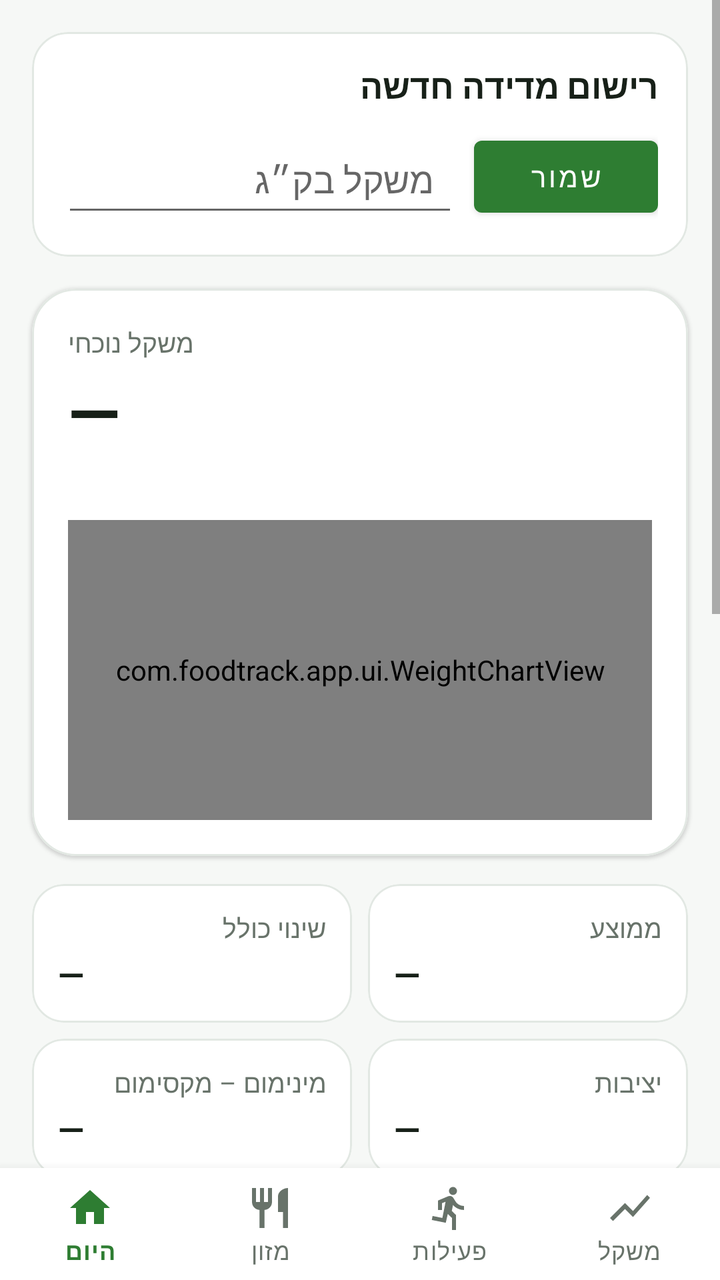
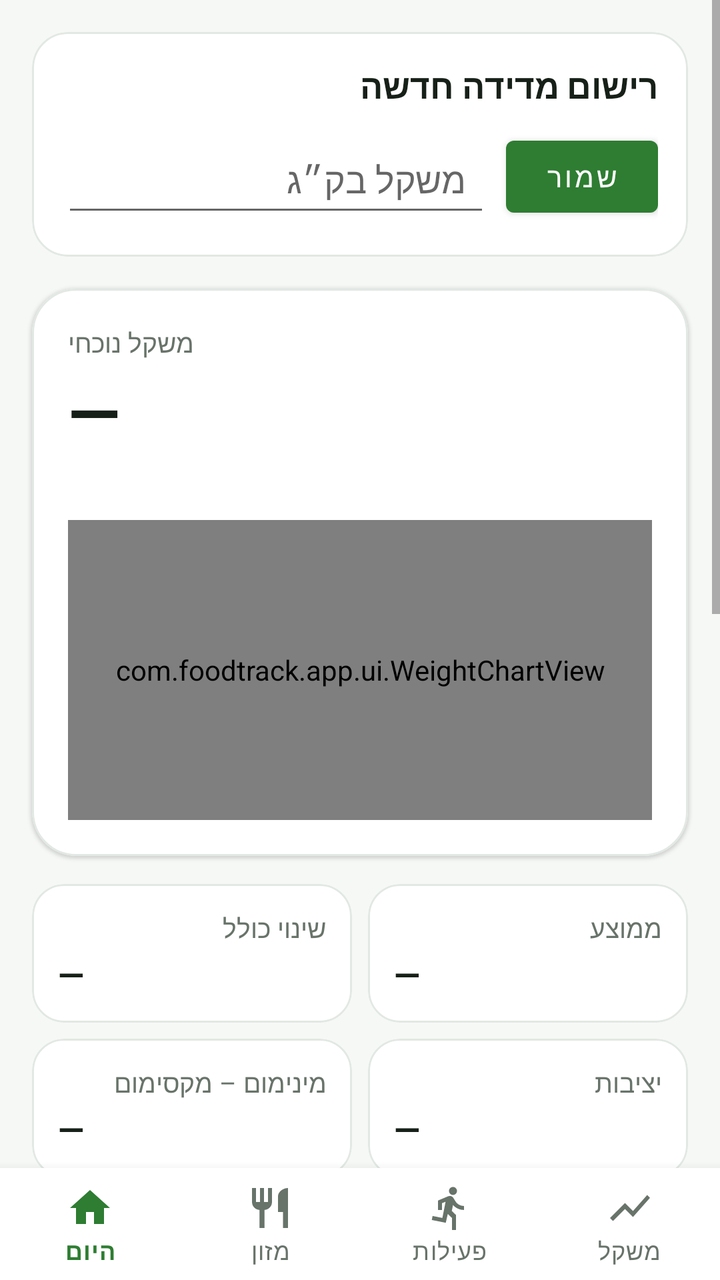

Two renders of the same Android screen: before a commit and after it. Below are the layout's source before the change and the commit's diff.
<!-- AndroidManifest.xml: application theme Theme.FoodTrack -->
<!-- res/layout/activity_weight_stats.xml -->
<?xml version="1.0" encoding="utf-8"?>
<LinearLayout xmlns:android="http://schemas.android.com/apk/res/android"
    xmlns:app="http://schemas.android.com/apk/res-auto"
    android:layout_width="match_parent" android:layout_height="match_parent"
    android:orientation="vertical" android:background="@color/background" android:layoutDirection="locale">

    <ScrollView android:layout_width="match_parent" android:layout_height="0dp" android:layout_weight="1" android:fillViewport="true">
        <LinearLayout android:layout_width="match_parent" android:layout_height="wrap_content" android:orientation="vertical" android:paddingBottom="24dp">
            <com.google.android.material.card.MaterialCardView android:layout_width="match_parent" android:layout_height="wrap_content" android:layout_margin="16dp" app:cardCornerRadius="18dp" app:cardElevation="0dp" app:cardBackgroundColor="@color/surface" app:strokeColor="@color/card_stroke" app:strokeWidth="1dp">
                <LinearLayout android:layout_width="match_parent" android:layout_height="wrap_content" android:padding="15dp" android:orientation="vertical">
                    <TextView android:layout_width="match_parent" android:layout_height="wrap_content" android:text="רישום מדידה חדשה" android:textSize="17sp" android:textStyle="bold" android:textColor="@color/text_primary"/>
                    <LinearLayout android:layout_width="match_parent" android:layout_height="wrap_content" android:layout_marginTop="9dp" android:gravity="center_vertical">
                        <EditText android:id="@+id/editWeight" android:layout_width="0dp" android:layout_height="50dp" android:layout_weight="1" android:hint="משקל בק״ג" android:inputType="numberDecimal" android:paddingStart="12dp" android:paddingEnd="12dp"/>
                        <Button android:id="@+id/buttonSaveWeight" android:layout_width="92dp" android:layout_height="48dp" android:layout_marginStart="8dp" android:text="שמור"/>
                    </LinearLayout>
                </LinearLayout>
            </com.google.android.material.card.MaterialCardView>
            <com.google.android.material.card.MaterialCardView android:layout_width="match_parent" android:layout_height="wrap_content" android:layout_marginStart="16dp" android:layout_marginEnd="16dp" app:cardCornerRadius="22dp" app:cardElevation="1dp" app:cardBackgroundColor="@color/surface" app:strokeColor="@color/card_stroke" app:strokeWidth="1dp">
                <LinearLayout android:layout_width="match_parent" android:layout_height="wrap_content" android:orientation="vertical" android:padding="18dp">
                    <TextView android:layout_width="wrap_content" android:layout_height="wrap_content" android:text="משקל נוכחי" android:textSize="13sp" android:textColor="@color/text_secondary"/>
                    <TextView android:id="@+id/textCurrentWeight" android:layout_width="wrap_content" android:layout_height="wrap_content" android:layout_marginTop="3dp" android:text="—" android:textSize="34sp" android:textStyle="bold" android:textColor="@color/text_primary"/>
                    <TextView android:id="@+id/textLatestChange" android:layout_width="wrap_content" android:layout_height="wrap_content" android:layout_marginTop="2dp" android:textSize="13sp" android:textColor="@color/primary"/>
                    <com.foodtrack.app.ui.WeightChartView android:id="@+id/weightChart" android:layout_width="match_parent" android:layout_height="150dp" android:layout_marginTop="12dp"/>
                </LinearLayout>
            </com.google.android.material.card.MaterialCardView>

            <LinearLayout android:layout_width="match_parent" android:layout_height="wrap_content" android:orientation="horizontal" android:paddingStart="12dp" android:paddingEnd="12dp" android:layout_marginTop="10dp">
                <com.google.android.material.card.MaterialCardView android:layout_width="0dp" android:layout_height="wrap_content" android:layout_weight="1" android:layout_margin="4dp" app:cardCornerRadius="16dp" app:cardElevation="0dp" app:cardBackgroundColor="@color/surface" app:strokeColor="@color/card_stroke" app:strokeWidth="1dp">
                    <LinearLayout android:layout_width="match_parent" android:layout_height="wrap_content" android:padding="13dp" android:orientation="vertical">
                        <TextView android:layout_width="match_parent" android:layout_height="wrap_content" android:text="שינוי כולל" android:textSize="13sp" android:textColor="@color/text_secondary"/>
                        <TextView android:id="@+id/textOverallChange" android:layout_width="match_parent" android:layout_height="wrap_content" android:layout_marginTop="3dp" android:text="—" android:textSize="17sp" android:textStyle="bold" android:textColor="@color/text_primary"/>
                    </LinearLayout>
                </com.google.android.material.card.MaterialCardView>
                <com.google.android.material.card.MaterialCardView android:layout_width="0dp" android:layout_height="wrap_content" android:layout_weight="1" android:layout_margin="4dp" app:cardCornerRadius="16dp" app:cardElevation="0dp" app:cardBackgroundColor="@color/surface" app:strokeColor="@color/card_stroke" app:strokeWidth="1dp">
                    <LinearLayout android:layout_width="match_parent" android:layout_height="wrap_content" android:padding="13dp" android:orientation="vertical">
                        <TextView android:layout_width="match_parent" android:layout_height="wrap_content" android:text="ממוצע" android:textSize="13sp" android:textColor="@color/text_secondary"/>
                        <TextView android:id="@+id/textAverage" android:layout_width="match_parent" android:layout_height="wrap_content" android:layout_marginTop="3dp" android:text="—" android:textSize="17sp" android:textStyle="bold" android:textColor="@color/text_primary"/>
                    </LinearLayout>
                </com.google.android.material.card.MaterialCardView>
            </LinearLayout>
            <LinearLayout android:layout_width="match_parent" android:layout_height="wrap_content" android:orientation="horizontal" android:paddingStart="12dp" android:paddingEnd="12dp">
                <com.google.android.material.card.MaterialCardView android:layout_width="0dp" android:layout_height="wrap_content" android:layout_weight="1" android:layout_margin="4dp" app:cardCornerRadius="16dp" app:cardElevation="0dp" app:cardBackgroundColor="@color/surface" app:strokeColor="@color/card_stroke" app:strokeWidth="1dp">
                    <LinearLayout android:layout_width="match_parent" android:layout_height="wrap_content" android:padding="13dp" android:orientation="vertical">
                        <TextView android:layout_width="match_parent" android:layout_height="wrap_content" android:text="מינימום – מקסימום" android:textSize="13sp" android:textColor="@color/text_secondary"/>
                        <TextView android:id="@+id/textMinMax" android:layout_width="match_parent" android:layout_height="wrap_content" android:layout_marginTop="3dp" android:text="—" android:textSize="17sp" android:textStyle="bold" android:textColor="@color/text_primary"/>
                    </LinearLayout>
                </com.google.android.material.card.MaterialCardView>
                <com.google.android.material.card.MaterialCardView android:layout_width="0dp" android:layout_height="wrap_content" android:layout_weight="1" android:layout_margin="4dp" app:cardCornerRadius="16dp" app:cardElevation="0dp" app:cardBackgroundColor="@color/surface" app:strokeColor="@color/card_stroke" app:strokeWidth="1dp">
                    <LinearLayout android:layout_width="match_parent" android:layout_height="wrap_content" android:padding="13dp" android:orientation="vertical">
                        <TextView android:layout_width="match_parent" android:layout_height="wrap_content" android:text="יציבות" android:textSize="13sp" android:textColor="@color/text_secondary"/>
                        <TextView android:id="@+id/textStability" android:layout_width="match_parent" android:layout_height="wrap_content" android:layout_marginTop="3dp" android:text="—" android:textSize="17sp" android:textStyle="bold" android:textColor="@color/text_primary"/>
                    </LinearLayout>
                </com.google.android.material.card.MaterialCardView>
            </LinearLayout>

            <com.google.android.material.card.MaterialCardView android:layout_width="match_parent" android:layout_height="wrap_content" android:layout_marginStart="16dp" android:layout_marginEnd="16dp" android:layout_marginTop="8dp" app:cardCornerRadius="18dp" app:cardElevation="0dp" app:cardBackgroundColor="@color/surface" app:strokeColor="@color/card_stroke" app:strokeWidth="1dp">
                <LinearLayout android:layout_width="match_parent" android:layout_height="wrap_content" android:padding="15dp" android:orientation="vertical">
                    <TextView android:layout_width="match_parent" android:layout_height="wrap_content" android:text="מגמה" android:textSize="17sp" android:textStyle="bold" android:textColor="@color/text_primary"/>
                    <TextView android:id="@+id/textWeek" android:layout_width="match_parent" android:layout_height="wrap_content" android:layout_marginTop="8dp" android:textSize="14sp" android:textColor="@color/text_secondary"/>
                    <TextView android:id="@+id/textMonth" android:layout_width="match_parent" android:layout_height="wrap_content" android:layout_marginTop="6dp" android:textSize="14sp" android:textColor="@color/text_secondary"/>
                </LinearLayout>
            </com.google.android.material.card.MaterialCardView>



            <com.google.android.material.card.MaterialCardView android:layout_width="match_parent" android:layout_height="wrap_content" android:layout_margin="16dp" app:cardCornerRadius="18dp" app:cardElevation="0dp" app:cardBackgroundColor="@color/surface" app:strokeColor="@color/card_stroke" app:strokeWidth="1dp">
                <LinearLayout android:layout_width="match_parent" android:layout_height="wrap_content" android:padding="15dp" android:orientation="vertical">
                    <TextView android:layout_width="match_parent" android:layout_height="wrap_content" android:text="מחשבון BMI" android:textSize="18sp" android:textStyle="bold" android:textColor="@color/text_primary"/>
                    <TextView android:layout_width="match_parent" android:layout_height="wrap_content" android:layout_marginTop="3dp" android:text="הזינו גובה פעם אחת; המשקל האחרון משמש לחישוב." android:textSize="13sp" android:textColor="@color/text_secondary"/>
                    <LinearLayout android:layout_width="match_parent" android:layout_height="wrap_content" android:layout_marginTop="8dp" android:gravity="center_vertical">
                        <EditText android:id="@+id/editHeight" android:layout_width="0dp" android:layout_height="50dp" android:layout_weight="1" android:hint="גובה בס״מ" android:inputType="numberDecimal"/>
                        <Button android:id="@+id/buttonCalculateBmi" android:layout_width="100dp" android:layout_height="48dp" android:layout_marginStart="8dp" android:text="חשב"/>
                    </LinearLayout>
                    <TextView android:id="@+id/textBmi" android:layout_width="match_parent" android:layout_height="wrap_content" android:layout_marginTop="8dp" android:text="BMI: —" android:textSize="22sp" android:textStyle="bold" android:textColor="@color/text_primary"/>
                    <TextView android:id="@+id/textBmiCategory" android:layout_width="match_parent" android:layout_height="wrap_content" android:layout_marginTop="3dp" android:text="" android:textSize="13sp" android:textColor="@color/text_secondary"/>
                </LinearLayout>
            </com.google.android.material.card.MaterialCardView>

            <TextView android:layout_width="match_parent" android:layout_height="wrap_content" android:paddingStart="16dp" android:paddingEnd="16dp" android:paddingTop="4dp" android:text="היסטוריית מדידות" android:textSize="20sp" android:textStyle="bold" android:textColor="@color/text_primary"/>
            <TextView android:id="@+id/textEmptyWeight" android:layout_width="match_parent" android:layout_height="wrap_content" android:layout_margin="16dp" android:padding="22dp" android:gravity="center" android:text="אין עדיין מדידות. שמרו את המשקל הראשון כדי להתחיל לראות מגמה." android:textSize="14sp" android:textColor="@color/text_secondary" android:background="@drawable/bg_empty"/>
            <androidx.recyclerview.widget.RecyclerView android:id="@+id/recyclerWeightHistory" android:layout_width="match_parent" android:layout_height="wrap_content" android:nestedScrollingEnabled="false" android:paddingBottom="12dp"/>
        </LinearLayout>
    </ScrollView>
    <include layout="@layout/bottom_navigation" />
</LinearLayout>
<!-- res/layout/bottom_navigation.xml (included above) -->
<?xml version="1.0" encoding="utf-8"?>
<com.google.android.material.bottomnavigation.BottomNavigationView
    xmlns:android="http://schemas.android.com/apk/res/android"
    xmlns:app="http://schemas.android.com/apk/res-auto"
    android:id="@+id/bottomNav"
    android:layout_width="match_parent"
    android:layout_height="wrap_content"
    android:background="@color/surface"
    android:elevation="8dp"
    app:labelVisibilityMode="labeled"
    app:itemIconTint="@color/nav_item_color"
    app:itemTextColor="@color/nav_item_color"
    app:itemRippleColor="@color/primary_soft"
    app:menu="@menu/bottom_nav" />
<!-- resources referenced by this layout -->
<resources>
  <color name="background">#F6F8F6</color>
  <color name="card_stroke">#E2E8E3</color>
  <color name="primary">#2E7D32</color>
  <color name="primary_soft">#E8F3E9</color>
  <color name="surface">#FFFFFF</color>
  <color name="text_primary">#172018</color>
  <color name="text_secondary">#68736A</color>
  <!-- drawable bg_empty (drawable) -->
  <?xml version="1.0" encoding="utf-8"?>
  <shape xmlns:android="http://schemas.android.com/apk/res/android">
      <solid android:color="@color/primary_soft"/>
      <corners android:radius="16dp"/>
      <stroke android:width="1dp" android:color="@color/card_stroke"/>
  </shape>
  <style name="Theme.FoodTrack" parent="Theme.MaterialComponents.DayNight.DarkActionBar">
          <item name="colorPrimary">@color/primary</item>
          <item name="colorPrimaryDark">@color/primary_dark</item>
          <item name="colorSecondary">@color/primary</item>
          <item name="colorAccent">@color/primary</item>
          <item name="colorSurface">@color/surface</item>
          <item name="android:windowBackground">@color/background</item>
      </style>
  <color name="primary_dark">#1B5E20</color>
</resources>

<!-- the commit's change to res/layout/activity_weight_stats.xml (unified diff, before → after) -->
@@ -11,7 +11,7 @@
                     <TextView android:layout_width="match_parent" android:layout_height="wrap_content" android:text="רישום מדידה חדשה" android:textSize="17sp" android:textStyle="bold" android:textColor="@color/text_primary"/>
                     <LinearLayout android:layout_width="match_parent" android:layout_height="wrap_content" android:layout_marginTop="9dp" android:gravity="center_vertical">
                         <EditText android:id="@+id/editWeight" android:layout_width="0dp" android:layout_height="50dp" android:layout_weight="1" android:hint="משקל בק״ג" android:inputType="numberDecimal" android:paddingStart="12dp" android:paddingEnd="12dp"/>
-                        <Button android:id="@+id/buttonSaveWeight" android:layout_width="92dp" android:layout_height="48dp" android:layout_marginStart="8dp" android:text="שמור"/>
+                        <Button android:id="@+id/buttonSaveWeight" android:layout_width="76dp" android:layout_height="48dp" android:minWidth="0dp" android:paddingStart="3dp" android:paddingEnd="3dp" android:layout_marginStart="8dp" android:text="שמור"/>
                     </LinearLayout>
                 </LinearLayout>
             </com.google.android.material.card.MaterialCardView>
@@ -69,7 +69,7 @@
                     <TextView android:layout_width="match_parent" android:layout_height="wrap_content" android:layout_marginTop="3dp" android:text="הזינו גובה פעם אחת; המשקל האחרון משמש לחישוב." android:textSize="13sp" android:textColor="@color/text_secondary"/>
                     <LinearLayout android:layout_width="match_parent" android:layout_height="wrap_content" android:layout_marginTop="8dp" android:gravity="center_vertical">
                         <EditText android:id="@+id/editHeight" android:layout_width="0dp" android:layout_height="50dp" android:layout_weight="1" android:hint="גובה בס״מ" android:inputType="numberDecimal"/>
-                        <Button android:id="@+id/buttonCalculateBmi" android:layout_width="100dp" android:layout_height="48dp" android:layout_marginStart="8dp" android:text="חשב"/>
+                        <Button android:id="@+id/buttonCalculateBmi" android:layout_width="78dp" android:layout_height="48dp" android:minWidth="0dp" android:paddingStart="3dp" android:paddingEnd="3dp" android:layout_marginStart="8dp" android:text="חשב"/>
                     </LinearLayout>
                     <TextView android:id="@+id/textBmi" android:layout_width="match_parent" android:layout_height="wrap_content" android:layout_marginTop="8dp" android:text="BMI: —" android:textSize="22sp" android:textStyle="bold" android:textColor="@color/text_primary"/>
                     <TextView android:id="@+id/textBmiCategory" android:layout_width="match_parent" android:layout_height="wrap_content" android:layout_marginTop="3dp" android:text="" android:textSize="13sp" android:textColor="@color/text_secondary"/>
